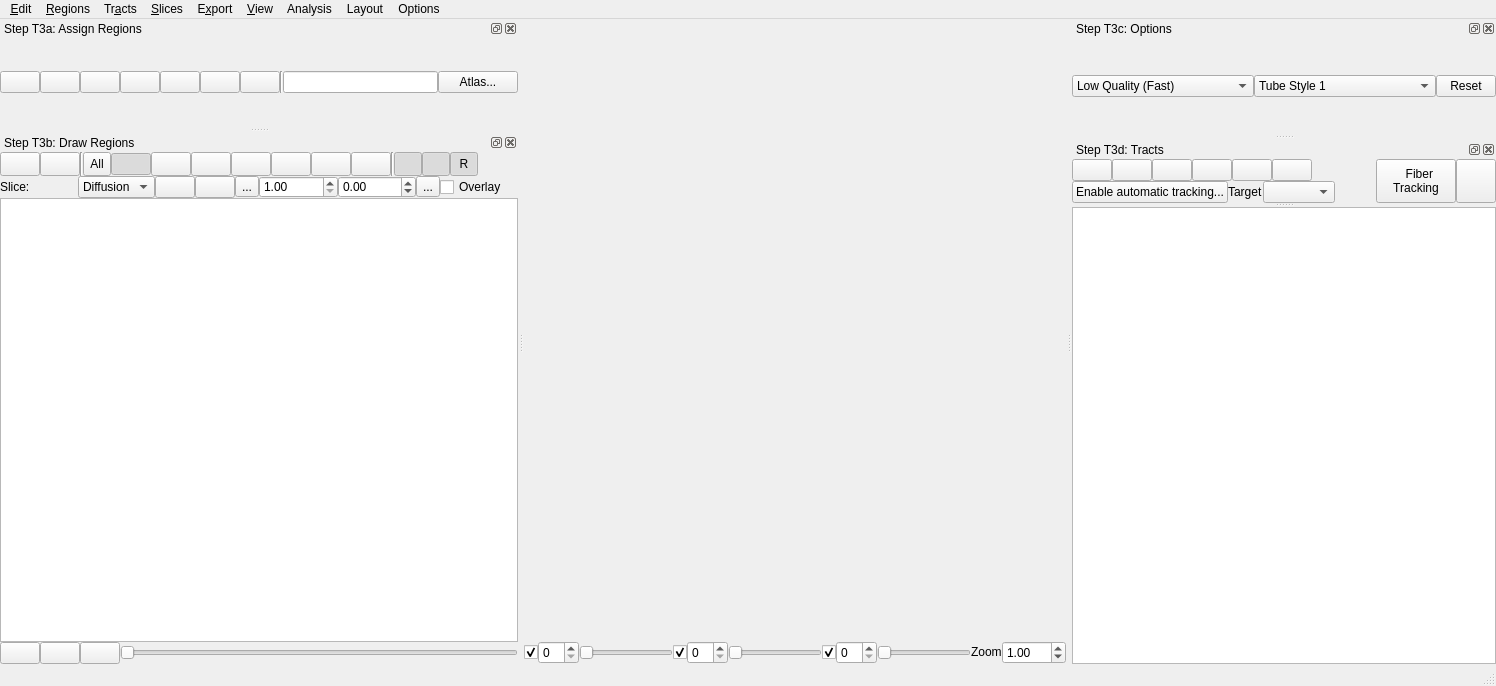
Old version of the form tracking/tracking_window.ui in the repository frankyeh/DSI-Studio.
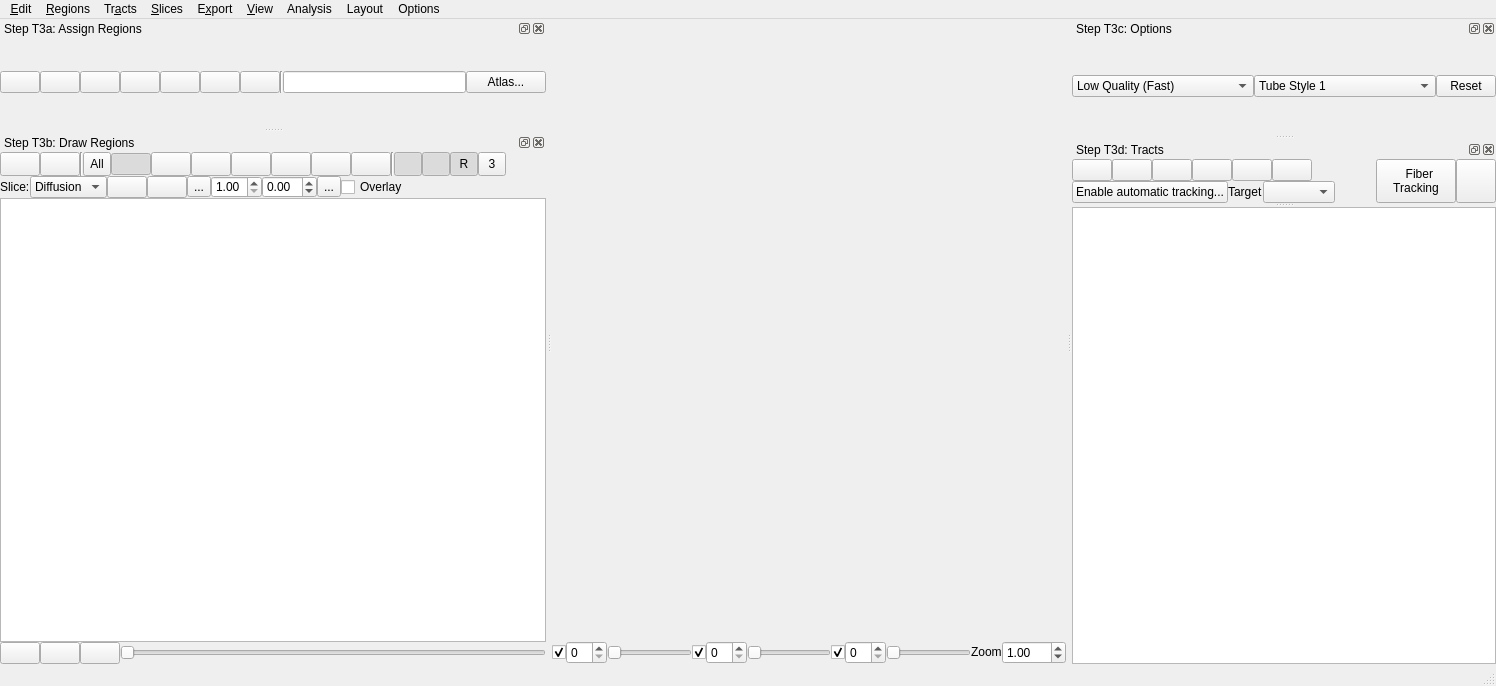
New version of the form. Icons and pictures are not drawn. Custom widgets are drawn as their Qt base class.

```diff
--- a/tracking/tracking_window.ui
+++ b/tracking/tracking_window.ui
@@ -1912,6 +1912,37 @@
          </property>
         </widget>
        </item>
+       <item>
+        <widget class="QToolButton" name="show_3view">
+         <property name="sizePolicy">
+          <sizepolicy hsizetype="Preferred" vsizetype="Preferred">
+           <horstretch>0</horstretch>
+           <verstretch>0</verstretch>
+          </sizepolicy>
+         </property>
+         <property name="minimumSize">
+          <size>
+           <width>28</width>
+           <height>0</height>
+          </size>
+         </property>
+         <property name="maximumSize">
+          <size>
+           <width>16777215</width>
+           <height>16777215</height>
+          </size>
+         </property>
+         <property name="toolTip">
+          <string>Show slices in 3 views</string>
+         </property>
+         <property name="text">
+          <string>3</string>
+         </property>
+         <property name="checkable">
+          <bool>true</bool>
+         </property>
+        </widget>
+       </item>
        <item>
         <spacer name="horizontalSpacer">
          <property name="orientation">
@@ -2112,6 +2143,19 @@
          </property>
         </widget>
        </item>
+       <item>
+        <spacer name="horizontalSpacer_4">
+         <property name="orientation">
+          <enum>Qt::Horizontal</enum>
+         </property>
+         <property name="sizeHint" stdset="0">
+          <size>
+           <width>40</width>
+           <height>20</height>
+          </size>
+         </property>
+        </spacer>
+       </item>
       </layout>
      </item>
      <item>
```
Left out of the diff: 14 changed lines with no effect on the pictures.
